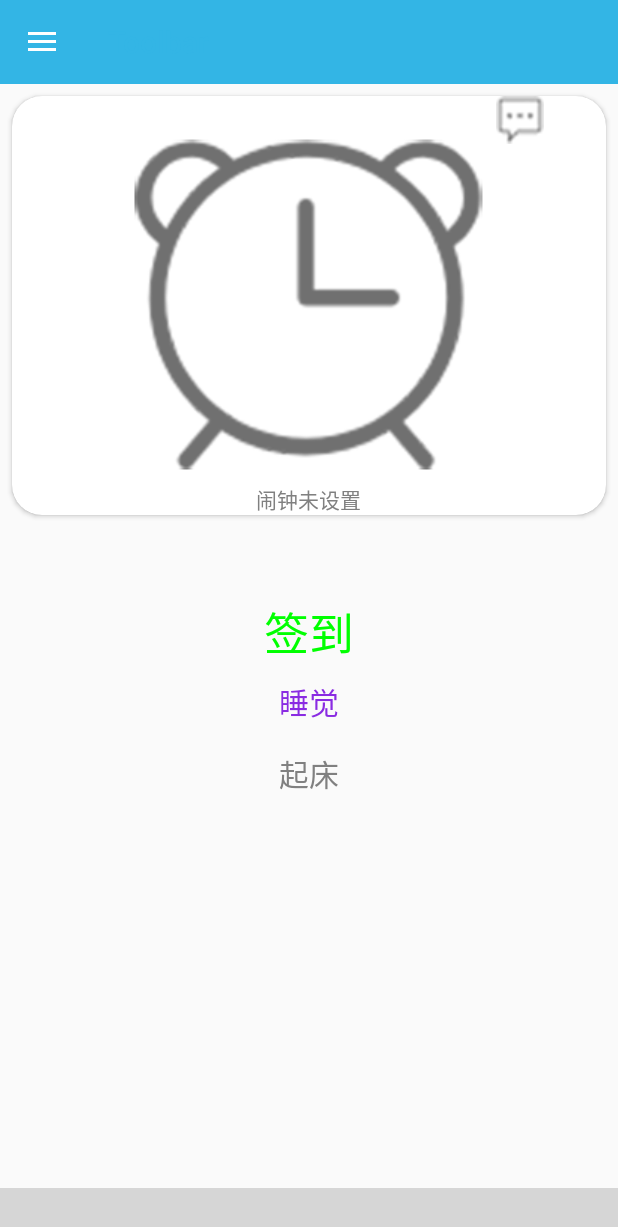
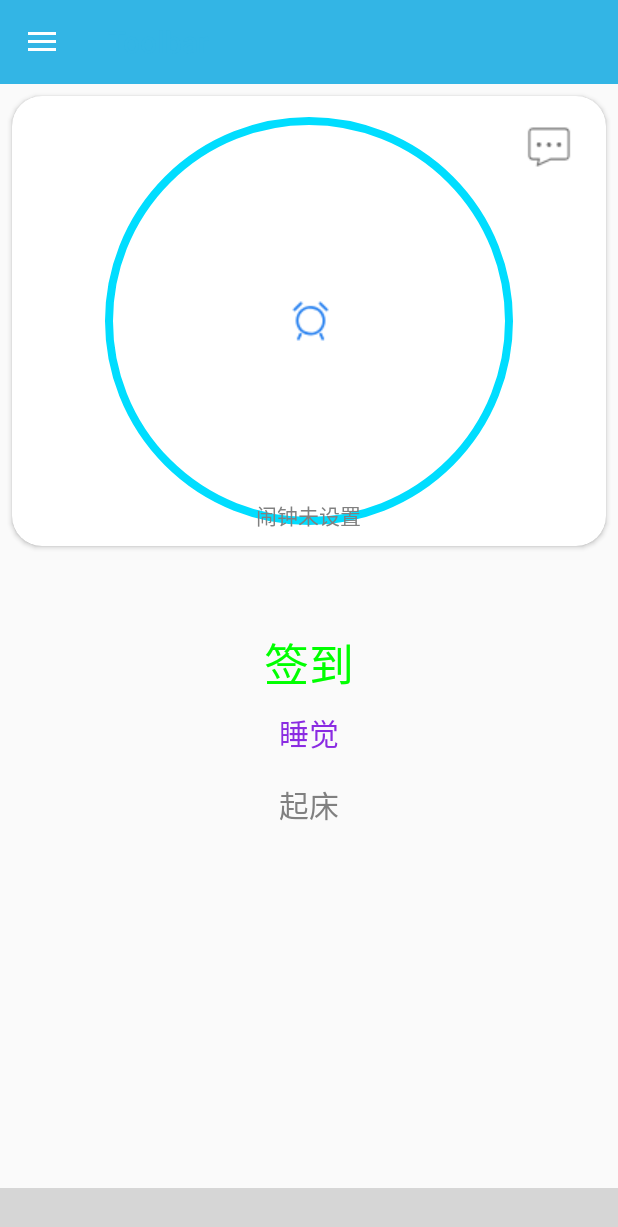
Before and after one commit to yotta15/sleep-partner, an Android app: the FragmentOne screen opened directly, with no data from a screen before it, on a phone screen of 412 x 824 dp. Shown: the top 1227 px of the screen. Run offline under Robolectric (Android 15) with nearby library versions, the phone set to English and light mode, and no system bars; libraries missing offline, so code that uses them is left out: com.ashokvarma.bottomnavigation, com.githang.statusbar; plain views replace BottomNavigationBar; 9 statements that could not run were skipped; grey boxes are pictures that could not be loaded.

Commit message:
alarm ui fix

```diff
--- /dev/null
+++ b/app/src/main/java/com/example/gzy/test3/UI/cicle.java
@@ -0,0 +1,53 @@
+package com.example.gzy.test3.UI;
+
+import android.content.Context;
+import android.graphics.Canvas;
+import android.graphics.Color;
+import android.graphics.Paint;
+import android.support.annotation.Nullable;
+import android.util.AttributeSet;
+import android.view.View;
+import android.widget.ImageView;
+
+import com.example.gzy.test3.R;
+
+/**
+ * created by gzy on 2019/3/24.
+ * Describle;
+ */
+public class cicle extends View {
+
+    //    定义画笔
+    Paint paint;
+
+    public cicle(Context context, @Nullable AttributeSet attrs) {
+        super(context, attrs);
+    }
+
+    //    重写draw方法
+    @Override
+    public void draw(Canvas canvas) {
+        super.draw(canvas);
+
+//        实例化画笔对象
+        paint = new Paint();
+//        给画笔设置颜色
+        paint.setColor(getResources().getColor(android.R.color.holo_blue_bright));
+//        设置画笔属性
+//        paint.setStyle(Paint.Style.FILL);//画笔属性是实心圆
+        paint.setStyle(Paint.Style.STROKE);//画笔属性是空心圆
+        paint.setStrokeWidth(8);//设置画笔粗细
+
+        /*四个参数：
+                参数一：圆心的x坐标
+                参数二：圆心的y坐标
+                参数三：圆的半径
+                参数四：定义好的画笔
+                圆在上半部分
+                */
+        canvas.drawCircle(getWidth() / 2, getHeight() / 2, 200, paint);
+
+    }
+
+
+}
--- a/app/src/main/java/com/example/gzy/test3/activity/ContentActivity.java
+++ b/app/src/main/java/com/example/gzy/test3/activity/ContentActivity.java
@@ -103,7 +103,6 @@ public class ContentActivity extends AppCompatActivity implements BottomNavigati
 
         /**
          * the setting for BottomNavigationBar
-         * TODO 设置图片与文字的距离太近
          **/
 
 
--- a/app/src/main/java/com/example/gzy/test3/activity/RegisterActivity.java
+++ b/app/src/main/java/com/example/gzy/test3/activity/RegisterActivity.java
@@ -14,7 +14,6 @@ import java.util.ArrayList;
 import java.util.List;
 
 import cn.bmob.v3.Bmob;
-//ToDo  Register->MainActibity  逻辑有问题
 public class RegisterActivity extends FragmentActivity
 {
     List<Fragment> mLists = new ArrayList<>();
--- a/app/src/main/java/com/example/gzy/test3/fragment/FragmentOne.java
+++ b/app/src/main/java/com/example/gzy/test3/fragment/FragmentOne.java
@@ -11,7 +11,11 @@ import android.support.v7.widget.CardView;
 import android.view.LayoutInflater;
 import android.view.View;
 import android.view.ViewGroup;
+import android.view.animation.AlphaAnimation;
+import android.view.animation.Animation;
+import android.view.animation.LinearInterpolator;
 import android.widget.Button;
+import android.widget.ImageView;
 import android.widget.Toast;
 
 
@@ -34,6 +38,7 @@ public class FragmentOne extends Fragment implements View.OnClickListener {
     private int i = 0;
     private AudioRecordFunc audioRecorder;
     private AudioRecorder maudioRecorder;
+    private ImageView imageView;
 
     public View onCreateView(LayoutInflater inflater, @Nullable ViewGroup container, @Nullable Bundle savedInstanceState) {
         view = inflater.inflate(R.layout.sleepfragment, container, false);
@@ -44,9 +49,25 @@ public class FragmentOne extends Fragment implements View.OnClickListener {
         getup.setOnClickListener(this);
         getup.setClickable(false);
         getup.setTextColor(ContextCompat.getColor(getActivity(), R.color.gray));
+        imageView=(ImageView)view.findViewById(R.id.iv_clock);
+        setFlickerAnimation(imageView);
+//        imageView.setLayoutParams(new ViewGroup.LayoutParams(ViewGroup.LayoutParams.WRAP_CONTENT, ViewGroup.LayoutParams.WRAP_CONTENT));  //image的布局方式
+////        imageView.setImageResource(R.drawable.alarm);  //设置imageview呈现的图片
+////        view.addView(imageView);
         return view;
+     //   ViewGroup group = (ViewGroup) view.findViewById(R.id.viewGroup); //获取原来的布局容器
+     //   ImageView imageView = new ImageView(this);  //创建imageview
+        //添加到布局容器中，显示图片。
 
-
+    }
+    //实现图片闪烁效果
+    private void setFlickerAnimation(ImageView iv_chat_head) {
+        final Animation animation = new AlphaAnimation(1, 0); // Change alpha from fully visible to invisible
+        animation.setDuration(500); // duration - half a second
+        animation.setInterpolator(new LinearInterpolator()); // do not alter animation rate
+        animation.setRepeatCount(Animation.INFINITE); // Repeat animation infinitely
+        animation.setRepeatMode(Animation.REVERSE); //
+        iv_chat_head.setAnimation(animation);
     }
 
     public void onCreate(Bundle savedInstanceState) {
--- a/app/src/main/res/layout/sleepfragment.xml
+++ b/app/src/main/res/layout/sleepfragment.xml
@@ -15,37 +15,47 @@
         android:layout_marginLeft="@dimen/dp_8"
         android:layout_marginRight="@dimen/dp_8"
         android:layout_marginTop="@dimen/dp_8"
-        android:layout_centerInParent="true">
+       >
 
         <RelativeLayout
             android:layout_width="match_parent"
-            android:layout_height="wrap_content">
+            android:layout_height="300dp">
+
+            <com.example.gzy.test3.UI.cicle
+                android:id="@+id/cicle"
+                android:layout_width="match_parent"
+                android:layout_height="wrap_content"
+
+                />
 
             <ImageView
                 android:id="@+id/iv_clock"
                 android:layout_width="wrap_content"
                 android:layout_height="wrap_content"
                 android:layout_centerHorizontal="true"
+                android:layout_centerInParent="true"
 
-                android:layout_marginTop="@dimen/dp_8"
-                android:background="@drawable/ssss" />
+                android:background="@drawable/alarm" />
 
             <ImageView
                 android:id="@+id/iv_message"
                 android:layout_width="wrap_content"
                 android:layout_height="wrap_content"
-                android:layout_alignParentTop="false"
-                android:layout_toRightOf="@id/iv_clock"
+                android:layout_alignParentEnd="true"
+                android:layout_alignParentTop="true"
+                android:layout_marginEnd="22dp"
+                android:layout_marginTop="18dp"
                 android:background="@drawable/message" />
 
             <TextView
                 android:id="@+id/tv_notice"
                 android:layout_width="wrap_content"
                 android:layout_height="wrap_content"
-                android:layout_below="@id/iv_clock"
+                android:layout_alignParentBottom="true"
                 android:layout_centerHorizontal="true"
+
                 android:layout_gravity="center_horizontal"
-
+                android:layout_marginBottom="10dp"
                 android:text="闹钟未设置"
                 android:textColor="@color/gray" />
         </RelativeLayout>
```
Also changed, not shown: app/src/main/java/com/example/gzy/test3/activity/AlarmActivity.java (+52 -12 lines), app/src/main/java/com/example/gzy/test3/broadcastReceiver/AlarmReceiver.java (+22 -54 lines), app/src/main/java/com/example/gzy/test3/service/AlarmService.java (+15 -6 lines), app/src/main/res/drawable/alarm.png, app/src/main/res/drawable/message.png.
